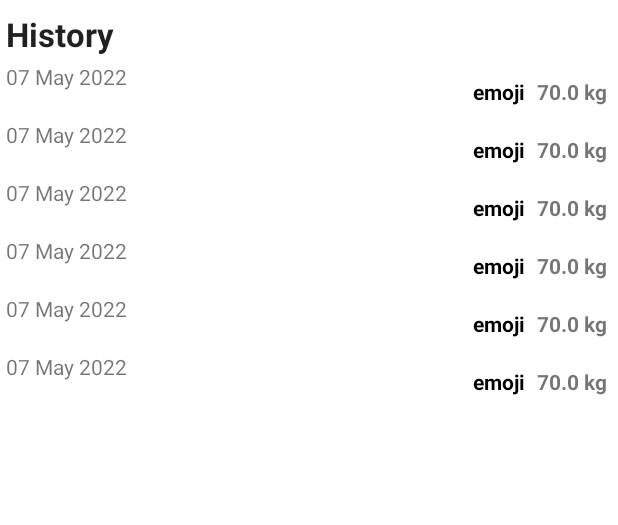
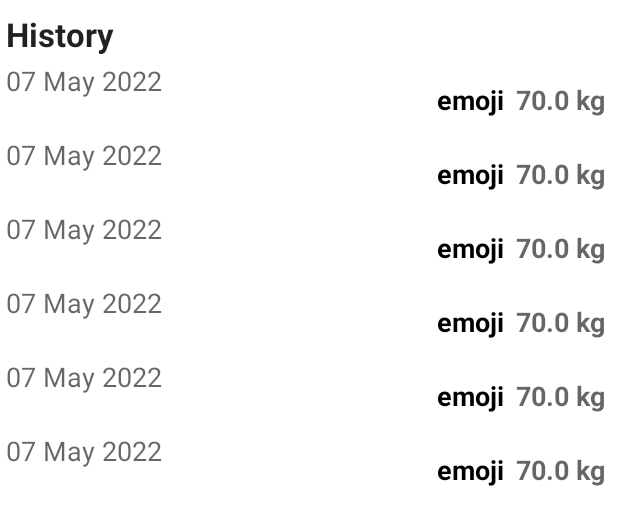
Before and after one commit to yusufonderd/Weightly, an Android app: the layout fragment_history.xml on its own in the app's theme, with its tools: preview values and no code run, on a phone screen of 412 x 824 dp. Shown: the top 525 px of the screen. Run offline under Robolectric (Android 15) with nearby library versions, the phone set to English and light mode, and no system bars.

```diff
--- a/app/src/main/java/com/yonder/weightly/ui/home/adapter/WeightHistoryViewHolder.kt
+++ b/app/src/main/java/com/yonder/weightly/ui/home/adapter/WeightHistoryViewHolder.kt
@@ -22,7 +22,6 @@ class WeightHistoryViewHolder(
         tvNote.text = uiModel.note
         tvEmoji.text = uiModel.emoji
         tvNote.isGone = uiModel.note.isBlank()
-        tvEmoji.isGone = uiModel.note.isBlank()
         tvDate.text = uiModel.date.toFormat(DATE_FORMAT)
         tvWeight.text = itemView.context.getString(R.string.kg_format, uiModel.value)
         itemView.setOnClickListener {
--- a/app/src/main/res/layout/item_weight_history.xml
+++ b/app/src/main/res/layout/item_weight_history.xml
@@ -10,7 +10,7 @@
         android:id="@+id/tvDate"
         android:layout_width="wrap_content"
         android:layout_height="wrap_content"
-        android:textAppearance="?android:textAppearanceSmall"
+        android:textAppearance="?android:textAppearanceMedium"
         app:layout_constraintStart_toStartOf="parent"
         app:layout_constraintTop_toTopOf="parent"
         tools:text="07 May 2022">
@@ -21,7 +21,7 @@
         android:id="@+id/tvNote"
         android:layout_width="wrap_content"
         android:layout_height="wrap_content"
-        android:textAppearance="?android:textAppearanceSmall"
+        android:textAppearance="?android:textAppearanceMedium"
         app:layout_constraintStart_toStartOf="@+id/tvDate"
         app:layout_constraintTop_toBottomOf="@+id/tvDate"
         tools:text="@tools:sample/lorem">
@@ -33,7 +33,7 @@
         android:layout_width="wrap_content"
         android:layout_height="wrap_content"
         android:layout_marginEnd="@dimen/space_8"
-        android:textAppearance="?android:textAppearanceSmall"
+        android:textAppearance="?android:textAppearanceMedium"
         android:textColor="@color/black"
         android:textStyle="bold"
         app:layout_constraintBottom_toBottomOf="parent"
@@ -45,7 +45,7 @@
         android:id="@+id/tvWeight"
         android:layout_width="wrap_content"
         android:layout_height="wrap_content"
-        android:textAppearance="?android:textAppearanceSmall"
+        android:textAppearance="?android:textAppearanceMedium"
         android:textStyle="bold"
         app:layout_constraintBottom_toBottomOf="parent"
         app:layout_constraintEnd_toEndOf="parent"
--- a/app/src/main/res/mipmap-anydpi-v26/ic_launcher.xml
+++ /dev/null
@@ -1,5 +0,0 @@
-<?xml version="1.0" encoding="utf-8"?>
-<adaptive-icon xmlns:android="http://schemas.android.com/apk/res/android">
-    <background android:drawable="@drawable/ic_launcher_background" />
-    <foreground android:drawable="@drawable/ic_launcher_foreground" />
-</adaptive-icon>
```
Also changed, not shown: app/src/main/res/mipmap-hdpi/ic_launcher.webp (deleted), app/src/main/res/mipmap-mdpi/ic_launcher.webp (deleted), app/src/main/res/mipmap-xhdpi/ic_launcher.webp (deleted), app/src/main/res/mipmap-xxhdpi/ic_launcher.webp (deleted), app/src/main/res/mipmap-xxxhdpi/ic_launcher.webp (deleted).
